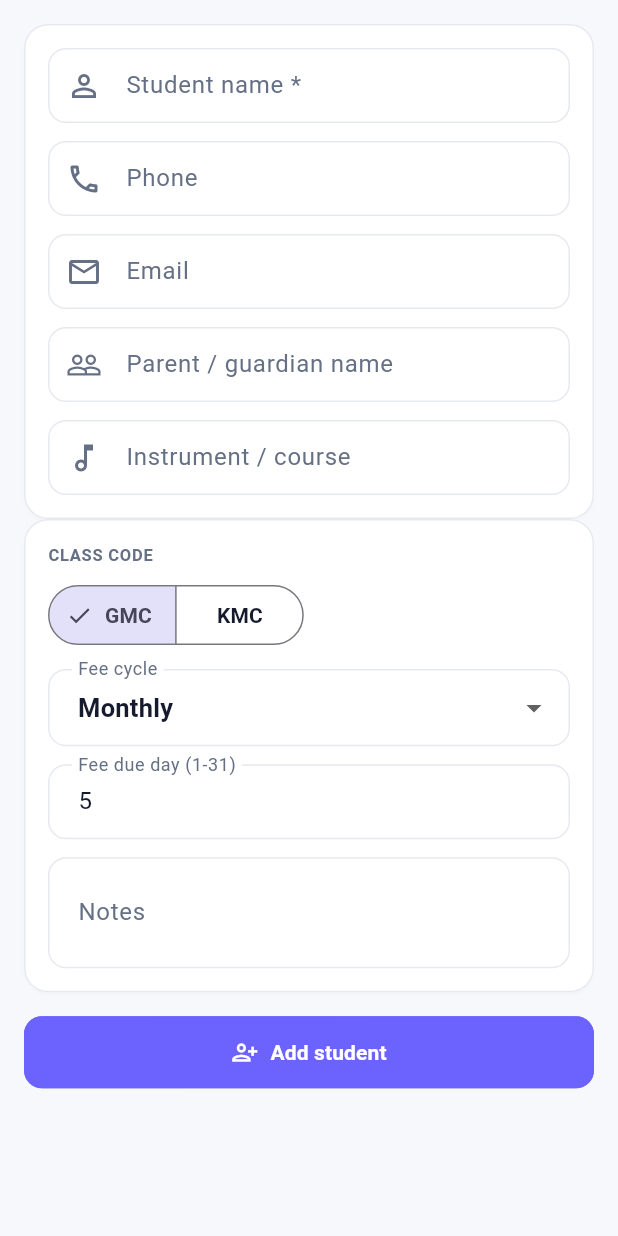
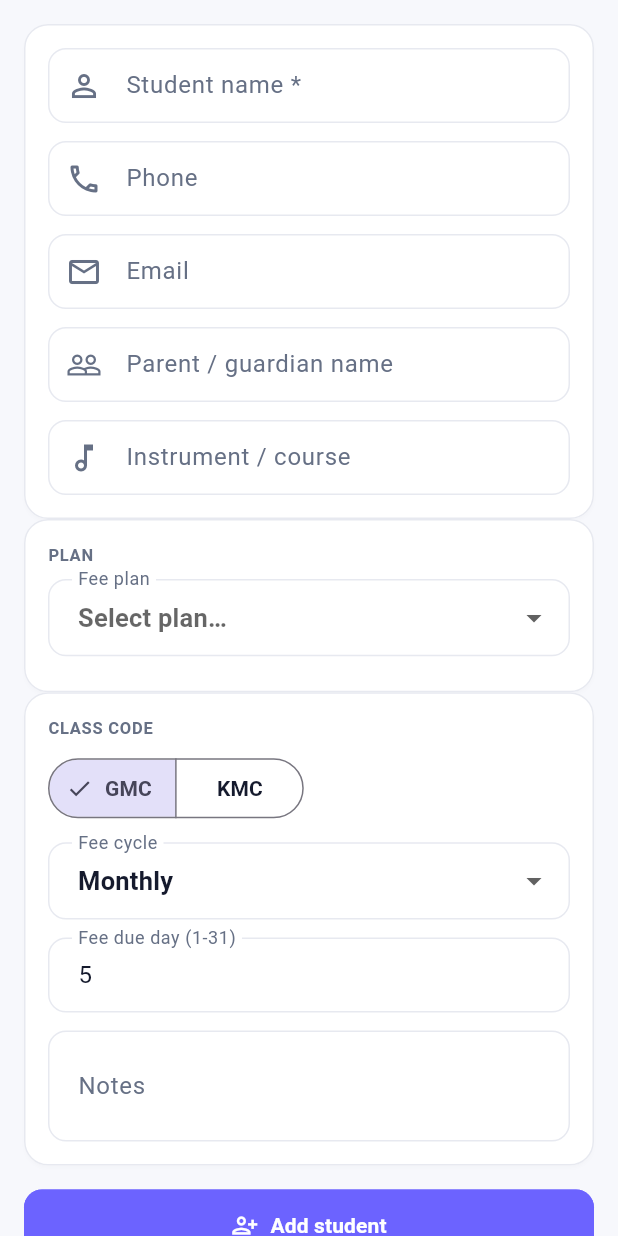
Before and after one commit to stackht/Swar-Mangal, a Flutter app: the AddStudentScreen widget shown alone on an empty page, opened directly, on a phone screen of 412 x 824 dp. Run offline on Flutter 3.47's test engine with Material 3 defaults, Android fonts, the phone set to English and light mode, and no system bars; our stand-ins replace flutter_secure_storage, pdf, printing, shared_preferences; accounts and stored records are empty.

Commit message:
Student profile: show fee plan (Plan 1-4 with sessions+amount); plan picker in add-student; backend exposes fee_plan

```diff
--- a/lib/models/models.dart
+++ b/lib/models/models.dart
@@ -78,6 +78,7 @@ class Student {
     required this.className,
     required this.location,
     required this.batch,
+    required this.feePlan,
     required this.feeCycleType,
     this.feeDueDay = '',
     required this.nextDueDate,
@@ -97,6 +98,7 @@ class Student {
         className: _s(b['className']),
         location: _s(b['location'] ?? b['branch']),
         batch: _s(b['batch']),
+        feePlan: _s(b['feePlan']),
         feeCycleType: _s(b['feeCycleType']),
         feeDueDay: _s(b['feeDueDay']),
         nextDueDate: _s(b['nextDueDate']),
@@ -116,6 +118,7 @@ class Student {
   final String className;
   final String location;
   final String batch;
+  final String feePlan;
   final String feeCycleType;
   final String feeDueDay;
   final String nextDueDate;
@@ -1236,6 +1239,24 @@ class TimetablePolicy {
   static bool canEdit({required bool staff}) => true;
 }
 
+/// Academy fee-plan catalog: 4 plans (display + add/edit picker).
+const academyPlans = <({String key, String sessions, String amount, int months})>[
+  (key: 'Plan 1', sessions: '1 session/week · 4/month', amount: '2,500', months: 0),
+  (key: 'Plan 2', sessions: '2 sessions/week · 8/month', amount: '3,600', months: 0),
+  (key: 'Plan 3', sessions: '1 session/week · 4/month for 3 months', amount: '6,500', months: 3),
+  (key: 'Plan 4', sessions: '2 sessions/week · 8/month for 3 months', amount: '9,500', months: 3),
+];
+
+/// One-line plan description for the profile. Falls back to raw plan text.
+String planSummary(String plan) {
+  for (final p in academyPlans) {
+    if (plan.toUpperCase().contains(p.key.toUpperCase())) {
+      return '${p.key} · ${p.sessions} · ₹${p.amount}${p.months > 0 ? ' / ${p.months} mo' : ' / mo'}';
+    }
+  }
+  return plan.trim().isEmpty ? '—' : plan;
+}
+
 /// Result of `api_syncChanges`: current server revisions + change markers.
 /// The client compares against its known set and reloads ONLY changed
 /// entities. Sync is a READ/INVALIDATION operation — it never writes.
--- a/lib/screens/shared/add_student_screen.dart
+++ b/lib/screens/shared/add_student_screen.dart
@@ -35,6 +35,7 @@ class _AddStudentScreenState extends State<AddStudentScreen> {
   final _notes = TextEditingController();
   String _classCode = 'GMC';
   String _feeCycle = 'Monthly';
+  String _plan = '';
   int _feeDueDay = 5;
   bool _busy = false;
   String? _result; // server message after a save
@@ -53,6 +54,7 @@ class _AddStudentScreenState extends State<AddStudentScreen> {
       _instrument.text = e.instrument;
       _batch.text = e.batch;
       _classCode = e.classCode == 'KMC' ? 'KMC' : 'GMC';
+      _plan = e.feePlan;
       if (e.feeDueDay.isNotEmpty) _feeDueDay = int.tryParse(e.feeDueDay) ?? 5;
     }
   }
@@ -90,6 +92,7 @@ class _AddStudentScreenState extends State<AddStudentScreen> {
               'batch': _batch.text.trim(),
               'notes': _notes.text.trim(),
               'lenient': true,
+              if (_plan.isNotEmpty) 'feeCycleType': _plan,
             }
           : {
               'studentName': _name.text.trim(),
@@ -97,7 +100,10 @@ class _AddStudentScreenState extends State<AddStudentScreen> {
               'email': _email.text.trim(),
               'guardianName': _parent.text.trim(),
               'classCode': _classCode,
-              'feeCycleType': _feeCycle,
+              if (_plan.isNotEmpty)
+                'feeCycleType': _plan
+              else
+                'feeCycleType': _feeCycle,
               'feeDueDay': _feeDueDay,
               'instrument': _instrument.text.trim(),
             };
@@ -183,6 +189,46 @@ class _AddStudentScreenState extends State<AddStudentScreen> {
                     textCapitalization: TextCapitalization.words,
                     decoration: const InputDecoration(labelText: 'Instrument / course', prefixIcon: Icon(Icons.music_note_outlined)),
                   ),
+                ]),
+              ),
+            ),
+            Card(
+              child: Padding(
+                padding: const EdgeInsets.all(AppSpace.s4),
+                child: Column(crossAxisAlignment: CrossAxisAlignment.start, children: [
+                  const Text('PLAN',
+                      style: TextStyle(fontSize: 11, fontWeight: FontWeight.w700, letterSpacing: .5, color: AppColors.muted)),
+                  const SizedBox(height: AppSpace.s2),
+                  DropdownButtonFormField<String>(
+                    initialValue: _plan.isEmpty ? null : _plan,
+                    decoration: const InputDecoration(labelText: 'Fee plan'),
+                    hint: const Text('Select plan…'),
+                    items: [
+                      for (final p in academyPlans)
+                        DropdownMenuItem(
+                          value: p.key,
+                          child: Text('${p.key} — ₹${p.amount}${p.months > 0 ? ' / ${p.months} months' : ' / month'}'),
+                        ),
+                    ],
+                    onChanged: (v) {
+                      setState(() {
+                        _plan = v ?? '';
+                        for (final p in academyPlans) {
+                          if (p.key == v) {
+                            _feeCycle = p.months > 0 ? '3 Months' : 'Monthly';
+                            break;
+                          }
+                        }
+                      });
+                    },
+                  ),
+                  const SizedBox(height: AppSpace.s2),
+                  if (_plan.isNotEmpty)
+                    Padding(
+                      padding: const EdgeInsets.only(bottom: AppSpace.s2),
+                      child: Text(planSummary(_plan),
+                          style: const TextStyle(fontSize: 12, color: AppColors.muted)),
+                    ),
                 ]),
               ),
             ),
--- a/lib/screens/shared/student_profile_screen.dart
+++ b/lib/screens/shared/student_profile_screen.dart
@@ -267,7 +267,8 @@ class _StudentProfileScreenState extends State<StudentProfileScreen> {
                   InfoRow('Phone', s.phone.isNotEmpty ? s.phone : '—'),
                   InfoRow('Email', s.email.isNotEmpty ? s.email : '—'),
                   InfoRow('Batch / Class', s.batch.isNotEmpty ? s.batch : '—'),
-                  InfoRow('Fee plan', s.feeCycleType.isNotEmpty ? s.feeCycleType : '—'),
+                  InfoRow('Plan', planSummary(s.feePlan)),
+                  InfoRow('Fee cycle', s.feeCycleType.isNotEmpty ? s.feeCycleType : '—'),
                   InfoRow('Next due', s.nextDueDate.isNotEmpty ? s.nextDueDate : '—'),
                   InfoRow('Last receipt', s.lastReceiptNo.isNotEmpty ? '${s.lastReceiptNo} · ₹${s.lastReceiptAmount}' : '—'),
                 ]),
```
Also changed, not shown: 2 other files.
